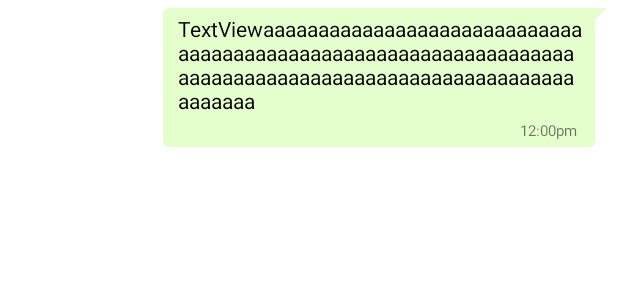
After one commit to Adithya-R-Iyer/Chatting_App_MAD-MiniProject, an Android app: the layout sample_sender.xml on its own in the app's theme, with its tools: preview values and no code run, on a phone screen of 412 x 824 dp. The commit adds this screen. Shown: the top 300 px of the screen. Run offline under Robolectric (Android 15) with nearby library versions, the phone set to English and light mode, and no system bars.

Commit message:
Created Sample Sender & Receiver Views and Populated the Recycler View with chats from both the ends, Also updated the FireBase Database -> Users can chat one on one

```diff
--- a/app/build.gradle
+++ b/app/build.gradle
@@ -46,6 +46,7 @@ dependencies {
     implementation 'com.google.android.gms:play-services-auth:20.5.0'
     implementation 'de.hdodenhof:circleimageview:3.1.0'
     implementation 'com.squareup.picasso:picasso:2.8'
+    implementation 'com.google.firebase:firebase-database-ktx:20.2.1'
 
     testImplementation 'junit:junit:4.13.2'
     androidTestImplementation 'androidx.test.ext:junit:1.1.5'
--- /dev/null
+++ b/app/src/main/res/drawable/bg_sender.xml
@@ -0,0 +1,20 @@
+<?xml version="1.0" encoding="utf-8"?>
+<layer-list xmlns:android="http://schemas.android.com/apk/res/android">
+    <item>
+        <rotate
+            android:fromDegrees="45"
+            android:pivotX="100%"
+            android:pivotY="0%"
+            android:toDegrees="0" >
+            <shape android:shape="rectangle" >
+                <solid android:color="@color/lightgreen" />
+            </shape>
+        </rotate>
+    </item>
+    <item android:right="8dp">
+        <shape android:shape="rectangle" >
+            <solid android:color="@color/lightgreen" />
+            <corners android:radius="4dp" />
+        </shape>
+    </item>
+</layer-list>
--- a/app/src/main/res/layout/activity_chat_detail.xml
+++ b/app/src/main/res/layout/activity_chat_detail.xml
@@ -24,7 +24,7 @@
         android:orientation="horizontal">
 
         <EditText
-            android:id="@+id/editTextTextPersonName"
+            android:id="@+id/etMessage"
             android:layout_width="wrap_content"
             android:layout_height="wrap_content"
             android:layout_marginLeft="3dp"
@@ -34,6 +34,7 @@
             android:hint="Enter Your Message"
             android:inputType="textPersonName"
             android:padding="10dp"
+            android:textColor="#000000"
             android:textColorHint="#9A9090" />
 
         <ImageView
--- /dev/null
+++ b/app/src/main/res/layout/sample_sender.xml
@@ -0,0 +1,61 @@
+<?xml version="1.0" encoding="utf-8"?>
+<RelativeLayout xmlns:android="http://schemas.android.com/apk/res/android"
+    xmlns:tools="http://schemas.android.com/tools"
+    android:layout_width="wrap_content"
+    android:layout_height="wrap_content"
+    xmlns:app="http://schemas.android.com/apk/res-auto">
+
+    <androidx.constraintlayout.widget.ConstraintLayout
+        android:layout_width="wrap_content"
+        android:layout_height="wrap_content"
+        android:layout_alignParentRight="true"
+        android:layout_marginStart="5dp"
+        android:layout_marginLeft="5dp"
+        android:layout_marginTop="5dp"
+        android:layout_marginEnd="7dp"
+        android:layout_marginRight="7dp"
+        android:background="@drawable/bg_sender"
+        android:maxWidth="310dp"
+
+        android:maxHeight="400dp"
+        android:minHeight="30dp">
+
+        <androidx.constraintlayout.widget.Guideline
+            android:id="@+id/guideline2"
+            android:layout_width="wrap_content"
+            android:layout_height="wrap_content"
+            android:orientation="vertical"
+            app:layout_constraintGuide_end="16dp" />
+
+        <TextView
+            android:id="@+id/senderText"
+            android:layout_width="wrap_content"
+            android:layout_height="wrap_content"
+            android:layout_marginLeft="10dp"
+            android:layout_marginTop="4dp"
+            android:layout_marginBottom="3dp"
+            android:inputType="textLongMessage|textMultiLine"
+            android:maxWidth="270dp"
+            android:minWidth="50dp"
+            android:text="TextViewaaaaaaaaaaaaaaaaaaaaaaaaaaaaaaaaaaaaaaaaaaaaaaaaaaaaaaaaaaaaaaaaaaaaaaaaaaaaaaaaaaaaaaaaaaaaaaaaaaaaaaaaaaaa"
+            android:textColor="#000000"
+            app:layout_constraintBottom_toTopOf="@+id/senderTime"
+            app:layout_constraintEnd_toStartOf="@+id/guideline2"
+            app:layout_constraintStart_toStartOf="parent"
+            app:layout_constraintTop_toTopOf="parent"
+            app:layout_constraintVertical_bias="0.5" />
+
+        <TextView
+            android:id="@+id/senderTime"
+            android:layout_width="wrap_content"
+            android:layout_height="wrap_content"
+            android:layout_marginRight="4dp"
+            android:layout_marginBottom="4dp"
+            android:text="12:00pm"
+            android:textSize="10dp"
+            app:layout_constraintBottom_toBottomOf="parent"
+            app:layout_constraintEnd_toStartOf="@+id/guideline2" />
+
+    </androidx.constraintlayout.widget.ConstraintLayout>
+
+</RelativeLayout>
```
Also changed, not shown: app/src/main/java/com/example/whatsapp/Adapters/ChatAdapter.java (added, +104 -0 lines), app/src/main/java/com/example/whatsapp/ChatDetailActivity.java (+67 -1 lines), app/src/main/java/com/example/whatsapp/Models/MessagesModel.java (added, +45 -0 lines), app/src/main/res/drawable/bg_receiver.xml (added, +20 -0 lines), app/src/main/res/layout/sample_receiver.xml (added, +51 -0 lines).
